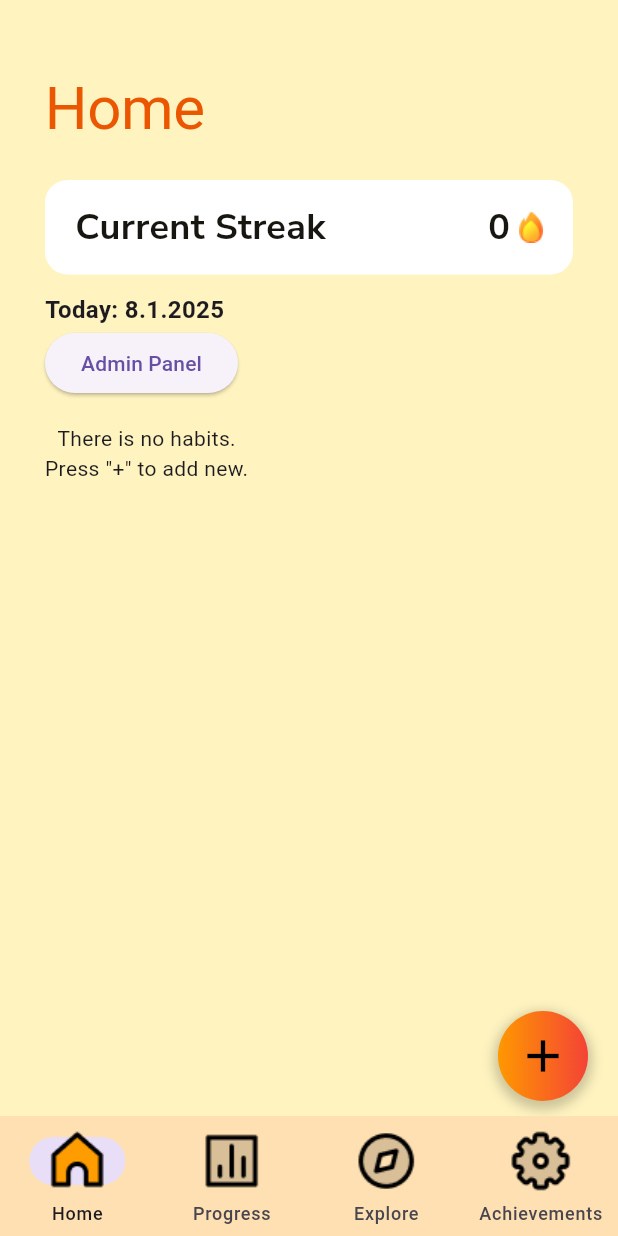
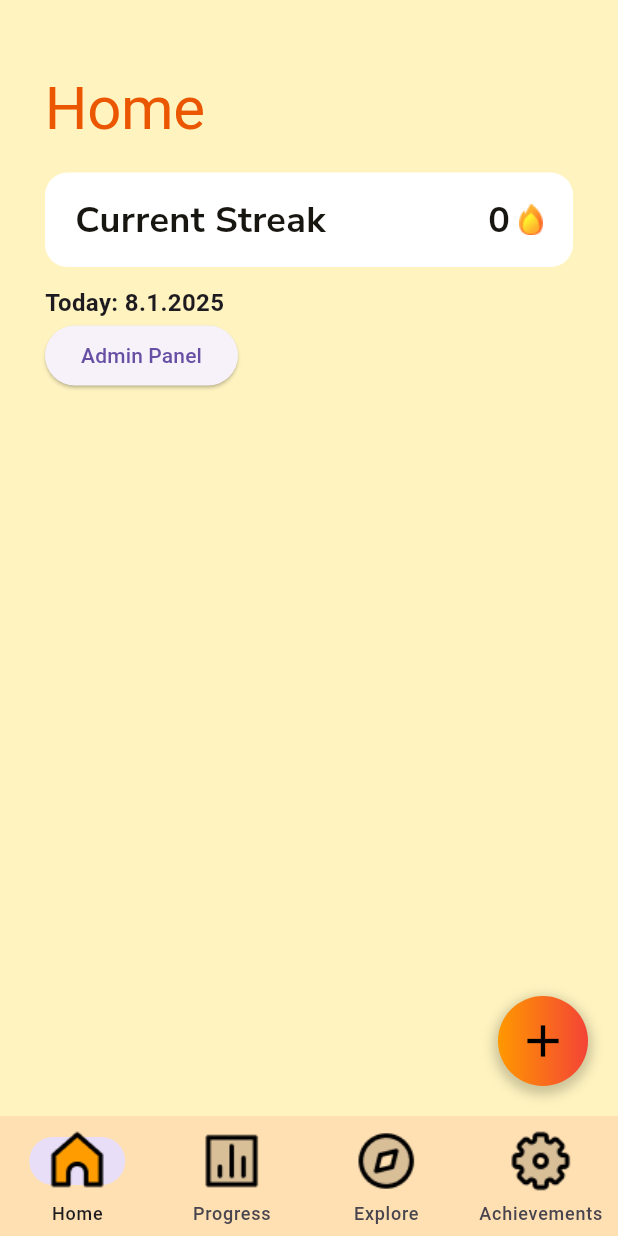
Before and after one commit to kjeegg/STREAKZ, a Flutter app: the screen it shows after launch, on a phone screen of 412 x 824 dp. Run offline on Flutter 3.47's test engine with Material 3 defaults, Android fonts, the phone set to English and light mode, and no system bars; our stand-ins replace google_fonts, shared_preferences; Roboto replaces fonts that are missing (Coiny).

Commit message:
adjusted to design: floating 'add habit' button, 'all habits button' always showing, habit list is now a listview instead of column

```diff
--- a/lib/screens/home_screen.dart
+++ b/lib/screens/home_screen.dart
@@ -18,6 +18,8 @@ class _HomeScreenState extends State<HomeScreen> {
   int _globalStreak = 0;
   int _level = 1;
   int _xp = 0;
+
+  final List<bool> completed = [false, false, false, false, false];
 
   @override
   void initState() {
@@ -47,14 +49,15 @@ class _HomeScreenState extends State<HomeScreen> {
 
     return Scaffold(
       body: SafeArea(
-        child: SingleChildScrollView(
-          padding: const EdgeInsets.only(left: 30, right: 30),
+        child: Stack(
+          children: [
+            Padding(
+              padding:
+                  const EdgeInsets.only(top: 50.0, left: 30.0, right: 30.0),
               child: Column(
                 crossAxisAlignment: CrossAxisAlignment.start,
                 children: [
-              Container(
-                margin: const EdgeInsets.only(top: 50, bottom: 25),
-                child: Text(
+                  Text(
                     "Home",
                     style: GoogleFonts.coiny(
                       textStyle: Theme.of(context).textTheme.displayLarge,
@@ -63,7 +66,7 @@ class _HomeScreenState extends State<HomeScreen> {
                       color: habitAccent2,
                     ),
                   ),
-              ),
+                  SizedBox(height: 20.0),
                   // Current Streak block
                   Container(
                     padding: const EdgeInsets.all(20),
@@ -112,8 +115,8 @@ class _HomeScreenState extends State<HomeScreen> {
                   // Date
                   Text(
                     'Today: $dateStr',
-                style:
-                const TextStyle(fontSize: 16, fontWeight: FontWeight.bold),
+                    style: const TextStyle(
+                        fontSize: 16, fontWeight: FontWeight.bold),
                   ),
                   ElevatedButton(
                     onPressed: () {
@@ -123,20 +126,16 @@ class _HomeScreenState extends State<HomeScreen> {
                   ),
                   const SizedBox(height: 16),
 
-              // Habit list or message
-              _habits.isEmpty
-                  ? const Text(
-                'There is no habits.\nPress "+" to add new.',
-                textAlign: TextAlign.center,
-              )
-                  : Column(
-                children: _habits.take(4).map((habit) {
+                  Expanded(
+                    child: ListView(
+                      padding: const EdgeInsets.only(bottom: 80),
+                      children: _habits.map((habit) {
                         return Container(
                           margin: const EdgeInsets.symmetric(vertical: 8),
                           padding: const EdgeInsets.symmetric(
                               horizontal: 16, vertical: 14),
                           decoration: BoxDecoration(
-                      color: Colors.orange[200],
+                            color: habitAccent,
                             borderRadius: BorderRadius.circular(12),
                           ),
                           child: Row(
@@ -162,12 +161,43 @@ class _HomeScreenState extends State<HomeScreen> {
                         );
                       }).toList(),
                     ),
+                  ),
                 ],
               ),
             ),
+            Positioned(
+              bottom: 20,
+              right: 20,
+              child: GestureDetector(
+                onTap: () {
+                  Navigator.pushNamed(context, '/addHabit');
+                },
+                child: Container(
+                  width: 60,
+                  height: 60,
+                  decoration: BoxDecoration(
+                    shape: BoxShape.circle, // Круглая форма
+                    gradient: LinearGradient(
+                      colors: [Colors.orange, Colors.red],
+                    ),
+                    boxShadow: [
+                      BoxShadow(
+                        color: Colors.black.withOpacity(0.2),
+                        spreadRadius: 3,
+                        blurRadius: 6,
+                        offset: const Offset(0, 3), // Смещение тени
+                      ),
+                    ],
+                  ),
+                  child: const Icon(Icons.add, color: Colors.black, size: 36),
+                ),
+              ),
+            ),
+          ],
+        ),
       ),
       // Floating button to "All Habits" screen
-      floatingActionButton: _habits.length > 4
+      floatingActionButton: _habits.length > 0
           ? FloatingActionButton.extended(
               onPressed: () {
                 Navigator.pushNamed(context, '/allHabits');
@@ -177,7 +207,7 @@ class _HomeScreenState extends State<HomeScreen> {
               backgroundColor: Colors.orange,
             )
           : null,
-      floatingActionButtonLocation: FloatingActionButtonLocation.centerDocked,
+      floatingActionButtonLocation: FloatingActionButtonLocation.centerFloat,
     );
   }
 }
--- a/lib/screens/main_screen.dart
+++ b/lib/screens/main_screen.dart
@@ -38,10 +38,7 @@ class _MainScreenState extends State<MainScreen> {
   @override
   Widget build(BuildContext context) {
     return Scaffold(
-      body: Stack(
-        children: [
-          /// PageView to swipe between different screens.
-          PageView(
+      body: PageView(
         controller: _pageController,
         onPageChanged: (index) {
           setState(() {
@@ -49,38 +46,6 @@ class _MainScreenState extends State<MainScreen> {
           });
         },
         children: _screens,
-          ),
-
-          /// FloatingActionButton to navigate to the add habit screen.
-      Positioned(
-        right: 20,
-        bottom: 10,
-        child: GestureDetector(
-          onTap: () {
-            Navigator.pushNamed(context, '/addHabit');
-          },
-          child: Container(
-            width: 60,
-            height: 60,
-            decoration: BoxDecoration(
-              shape: BoxShape.circle, // Круглая форма
-              gradient: LinearGradient(
-                colors: [Colors.orange, Colors.red],
-              ),
-              boxShadow: [
-                BoxShadow(
-                  color: Colors.black.withOpacity(0.2),
-                  spreadRadius: 3,
-                  blurRadius: 6,
-                  offset: const Offset(0, 3), // Смещение тени
-                ),
-              ],
-            ),
-            child: const Icon(Icons.add, color: Colors.black, size: 36),
-          ),
-        ),
-      ),
-        ],
       ),
 
       /// Bottom navigation bar to switch between different screens.
```
Also changed, not shown: 1 other file. Lines whose indentation alone changed are shown as unchanged.
